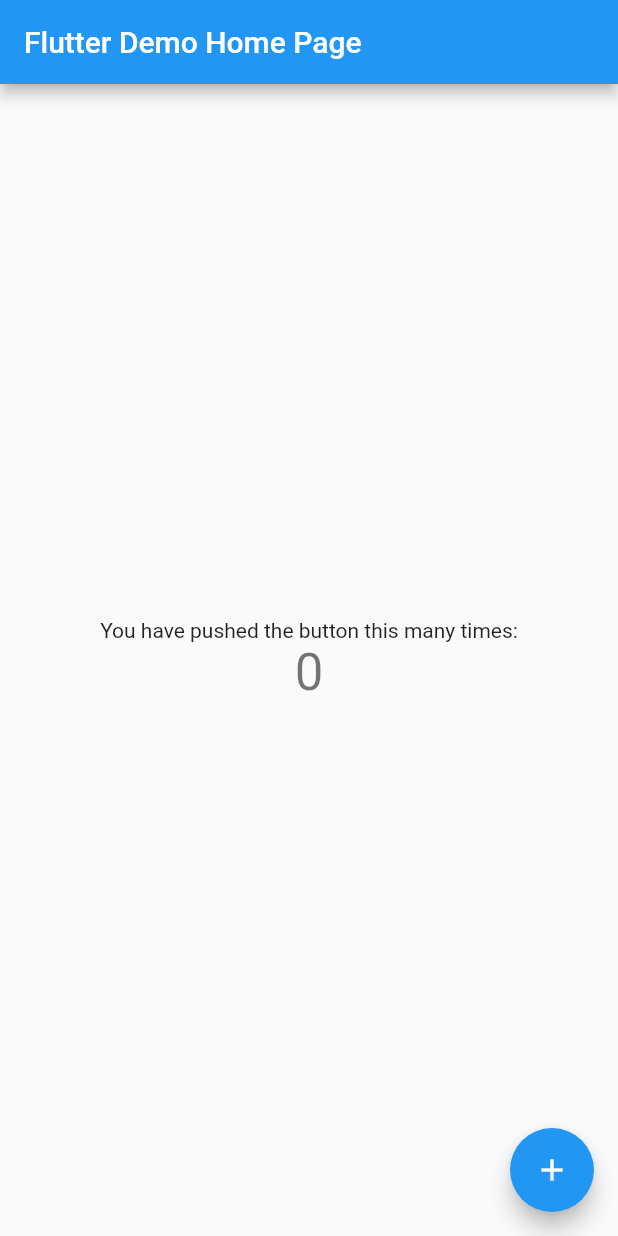
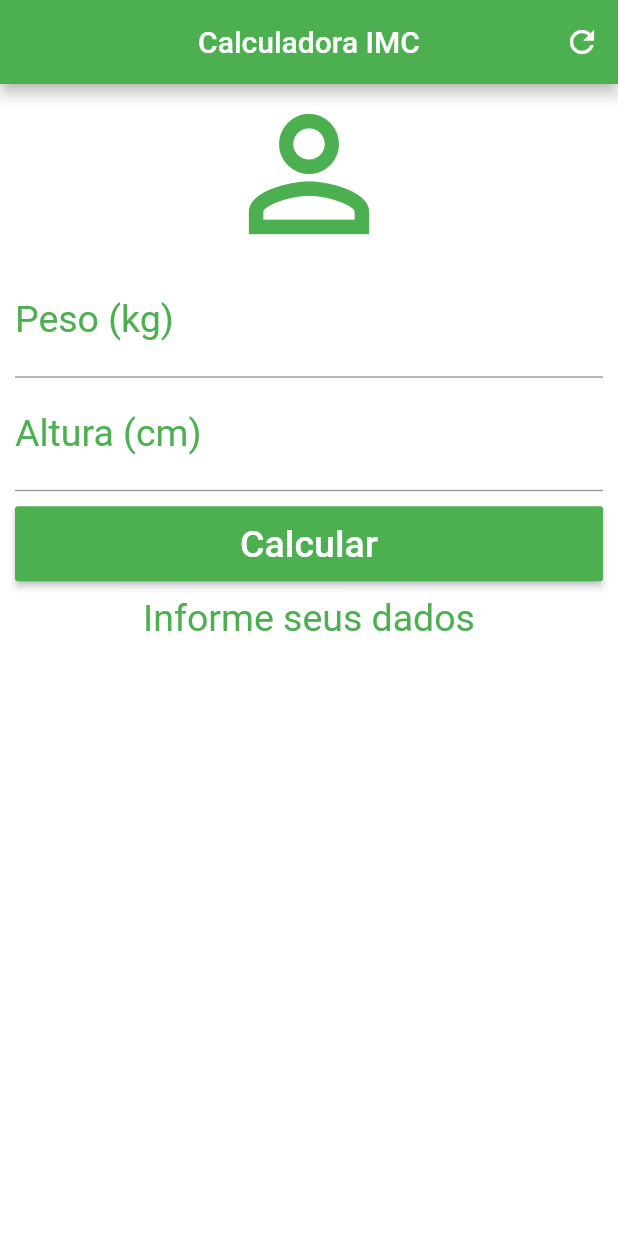
Before and after one commit to adrvschmidt/calculo_imc, a Flutter app: the screen it shows after launch, on a phone screen of 412 x 824 dp. Run offline on Flutter 3.47's test engine with Material 2 defaults, Android fonts, the phone set to English and light mode, and no system bars.

Commit message:
App Complete

```diff
--- a/calculo_imc/lib/main.dart
+++ b/calculo_imc/lib/main.dart
@@ -1,117 +1,131 @@
 import 'package:flutter/material.dart';
 
 void main() {
-  runApp(MyApp());
+  runApp(MaterialApp(
+    home: Home(),
+  ));
 }
 
-class MyApp extends StatelessWidget {
-  // This widget is the root of your application.
+class Home extends StatefulWidget {
   @override
-  Widget build(BuildContext context) {
-    return MaterialApp(
-      title: 'Flutter Demo',
-      theme: ThemeData(
-        // This is the theme of your application.
-        //
-        // Try running your application with "flutter run". You'll see the
-        // application has a blue toolbar. Then, without quitting the app, try
-        // changing the primarySwatch below to Colors.green and then invoke
-        // "hot reload" (press "r" in the console where you ran "flutter run",
-        // or simply save your changes to "hot reload" in a Flutter IDE).
-        // Notice that the counter didn't reset back to zero; the application
-        // is not restarted.
-        primarySwatch: Colors.blue,
-        // This makes the visual density adapt to the platform that you run
-        // the app on. For desktop platforms, the controls will be smaller and
-        // closer together (more dense) than on mobile platforms.
-        visualDensity: VisualDensity.adaptivePlatformDensity,
-      ),
-      home: MyHomePage(title: 'Flutter Demo Home Page'),
-    );
-  }
+  _HomeState createState() => _HomeState();
 }
 
-class MyHomePage extends StatefulWidget {
-  MyHomePage({Key key, this.title}) : super(key: key);
+class _HomeState extends State<Home> {
+  TextEditingController weightController = TextEditingController();
+  TextEditingController heightController = TextEditingController();
 
-  // This widget is the home page of your application. It is stateful, meaning
-  // that it has a State object (defined below) that contains fields that affect
-  // how it looks.
+  GlobalKey<FormState> _formKey = GlobalKey<FormState>();
 
-  // This class is the configuration for the state. It holds the values (in this
-  // case the title) provided by the parent (in this case the App widget) and
-  // used by the build method of the State. Fields in a Widget subclass are
-  // always marked "final".
+  String _infoText = "Informe seus dados";
 
-  final String title;
-
-  @override
-  _MyHomePageState createState() => _MyHomePageState();
+  void _resetFields() {
+    weightController.text = "";
+    heightController.text = "";
+    setState(() {
+      _infoText = "Informe seus dados";
+      _formKey = GlobalKey<FormState>();
+    });
   }
 
-class _MyHomePageState extends State<MyHomePage> {
-  int _counter = 0;
-
-  void _incrementCounter() {
+  void _calculate() {
     setState(() {
-      // This call to setState tells the Flutter framework that something has
-      // changed in this State, which causes it to rerun the build method below
-      // so that the display can reflect the updated values. If we changed
-      // _counter without calling setState(), then the build method would not be
-      // called again, and so nothing would appear to happen.
-      _counter++;
+      double weight = double.parse(weightController.text);
+      double height = double.parse(heightController.text) / 100;
+      double imc = weight / (height * height);
+      if (imc < 18.6) {
+        _infoText = "Abaixo do Peso (${imc.toStringAsPrecision(3)})";
+      } else if (imc >= 18.6 && imc < 24.9) {
+        _infoText = "Peso Ideal (${imc.toStringAsPrecision(3)})";
+      } else if (imc >= 24.9 && imc < 29.9) {
+        _infoText = "Levmeente acima do Peso (${imc.toStringAsPrecision(3)})";
+      } else if (imc >= 29.9 && imc < 34.9) {
+        _infoText = "Obesidade Grau I (${imc.toStringAsPrecision(3)})";
+      } else if (imc >= 34.9 && imc < 40.0) {
+        _infoText = "Obesidade Grau II (${imc.toStringAsPrecision(3)})";
+      } else if (imc >= 40.0) {
+        _infoText = "Obesidade Grau III (${imc.toStringAsPrecision(3)})";
+      }
     });
   }
 
   @override
   Widget build(BuildContext context) {
-    // This method is rerun every time setState is called, for instance as done
-    // by the _incrementCounter method above.
-    //
-    // The Flutter framework has been optimized to make rerunning build methods
-    // fast, so that you can just rebuild anything that needs updating rather
-    // than having to individually change instances of widgets.
     return Scaffold(
       appBar: AppBar(
-        // Here we take the value from the MyHomePage object that was created by
-        // the App.build method, and use it to set our appbar title.
-        title: Text(widget.title),
+        title: Text("Calculadora IMC"),
+        centerTitle: true,
+        backgroundColor: Colors.green,
+        actions: <Widget>[
+          IconButton(icon: Icon(Icons.refresh), onPressed: _resetFields),
+        ],
       ),
-      body: Center(
-        // Center is a layout widget. It takes a single child and positions it
-        // in the middle of the parent.
+      backgroundColor: Colors.white,
+      body: SingleChildScrollView(
+        padding: EdgeInsets.fromLTRB(10.0, 0.0, 10.0, 0.0),
+        child: Form(
+          key: _formKey,
           child: Column(
-          // Column is also a layout widget. It takes a list of children and
-          // arranges them vertically. By default, it sizes itself to fit its
-          // children horizontally, and tries to be as tall as its parent.
-          //
-          // Invoke "debug painting" (press "p" in the console, choose the
-          // "Toggle Debug Paint" action from the Flutter Inspector in Android
-          // Studio, or the "Toggle Debug Paint" command in Visual Studio Code)
-          // to see the wireframe for each widget.
-          //
-          // Column has various properties to control how it sizes itself and
-          // how it positions its children. Here we use mainAxisAlignment to
-          // center the children vertically; the main axis here is the vertical
-          // axis because Columns are vertical (the cross axis would be
-          // horizontal).
-          mainAxisAlignment: MainAxisAlignment.center,
+            crossAxisAlignment: CrossAxisAlignment.stretch,
             children: <Widget>[
-            Text(
-              'You have pushed the button this many times:',
+              Icon(Icons.person_outline, size: 120.0, color: Colors.green),
+              TextFormField(
+                keyboardType: TextInputType.number,
+                decoration: InputDecoration(
+                  labelText: "Peso (kg)",
+                  labelStyle: TextStyle(color: Colors.green),
+                ),
+                textAlign: TextAlign.center,
+                style: TextStyle(color: Colors.green, fontSize: 25.0),
+                controller: weightController,
+                validator: (value) {
+                  if (value.isEmpty) {
+                    return "Insira seu peso";
+                  }
+                },
+              ),
+              TextFormField(
+                keyboardType: TextInputType.number,
+                decoration: InputDecoration(
+                  labelText: "Altura (cm)",
+                  labelStyle: TextStyle(color: Colors.green),
+                ),
+                textAlign: TextAlign.center,
+                style: TextStyle(color: Colors.green, fontSize: 25.0),
+                controller: heightController,
+                validator: (value) {
+                  if (value.isEmpty) {
+                    return "Insira sua altura";
+                  }
+                },
+              ),
+              Padding(
+                padding: EdgeInsets.only(top: 10.0, bottom: 10.0),
+                child: Container(
+                  height: 50.0,
+                  child: RaisedButton(
+                    onPressed: () {
+                      if (_formKey.currentState.validate()) {
+                        _calculate();
+                      }
+                    },
+                    child: Text(
+                      "Calcular",
+                      style: TextStyle(color: Colors.white, fontSize: 25.0),
+                    ),
+                    color: Colors.green,
+                  ),
+                ),
               ),
               Text(
-              '$_counter',
-              style: Theme.of(context).textTheme.headline4,
-            ),
+                _infoText,
+                textAlign: TextAlign.center,
+                style: TextStyle(color: Colors.green, fontSize: 25.0),
+              )
             ],
           ),
         ),
-      floatingActionButton: FloatingActionButton(
-        onPressed: _incrementCounter,
-        tooltip: 'Increment',
-        child: Icon(Icons.add),
-      ), // This trailing comma makes auto-formatting nicer for build methods.
+      ),
     );
   }
 }
```
Also changed, not shown: calculo_imc/pubspec.lock (deleted), 4 other files. Lines whose indentation alone changed are shown as unchanged.
